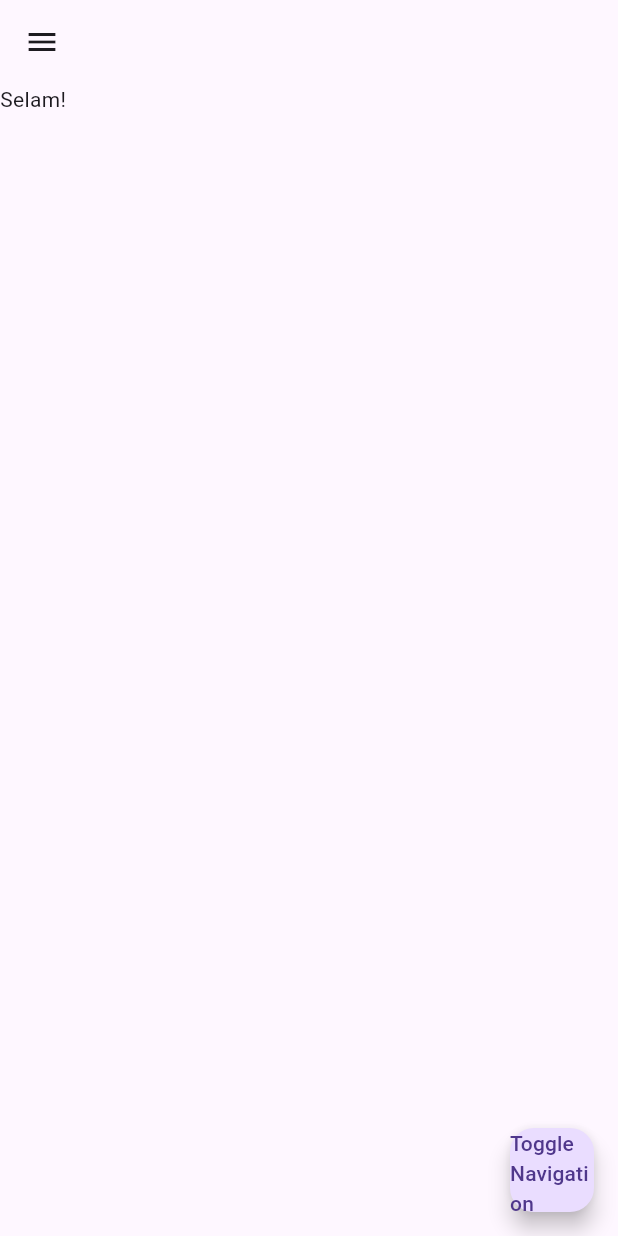
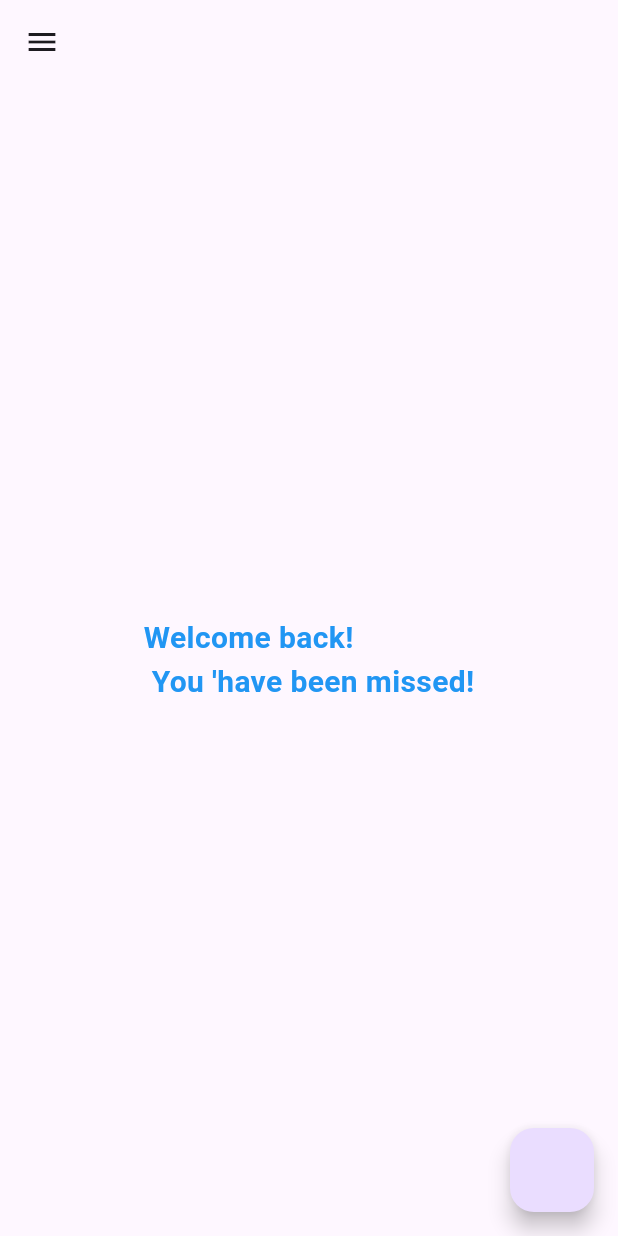
Before and after one commit to hsyntinaztepe/chatApp, a Flutter app: the screen it shows after launch, on a phone screen of 412 x 824 dp. Run offline on Flutter 3.47's test engine with Material 3 defaults, Android fonts, the phone set to English and light mode, and no system bars.

```diff
--- /dev/null
+++ b/lib/login_page.dart
@@ -0,0 +1,31 @@
+import 'package:flutter/material.dart';
+
+class LoginPage extends StatelessWidget {
+  const LoginPage({Key? key}) : super(key: key);
+
+  @override
+  Widget build(BuildContext context) {
+    return Scaffold(
+      appBar: AppBar(),
+      drawer: Drawer(),
+      floatingActionButton: FloatingActionButton(
+        onPressed: () {
+          print('clickedd');
+        },
+      ),
+      //body: Text(
+      //  'Sign',
+      //  style: TextStyle(
+      //      fontSize: 30,
+      //      color: Colors.brown,
+      //      fontWeight: FontWeight.bold,
+      //      letterSpacing: 0.5),
+      //  ),
+      body: Center(
+        child: Text("Welcome back! \n You \'have been missed!",
+            style: TextStyle(
+                fontWeight: FontWeight.bold, fontSize: 20, color: Colors.blue)),
+      ),
+    );
+  }
+}
--- a/lib/main.dart
+++ b/lib/main.dart
@@ -1,3 +1,4 @@
+import 'package:chatapp/login_page.dart';
 import 'package:flutter/material.dart';
 
 void main() {
@@ -8,17 +9,11 @@ class ChatApp extends StatelessWidget {
   @override
   Widget build(BuildContext context) {
     return MaterialApp(
-      home: Scaffold(
-        appBar: AppBar(),
-        drawer: Drawer(),
-        floatingActionButton: FloatingActionButton(
-          onPressed: () {
-            print('clickedd');
-          },
-                child: Text('Toggle Navigation'),
-        ),
-        body: Text('Selam!'),
+      title: "Flutter Chat Apps",
+      theme: ThemeData(
+        primarySwatch: Colors.yellow,
       ),
+      home: LoginPage(),
     );
   }
 }
```
Also changed, not shown: 1 other file.
